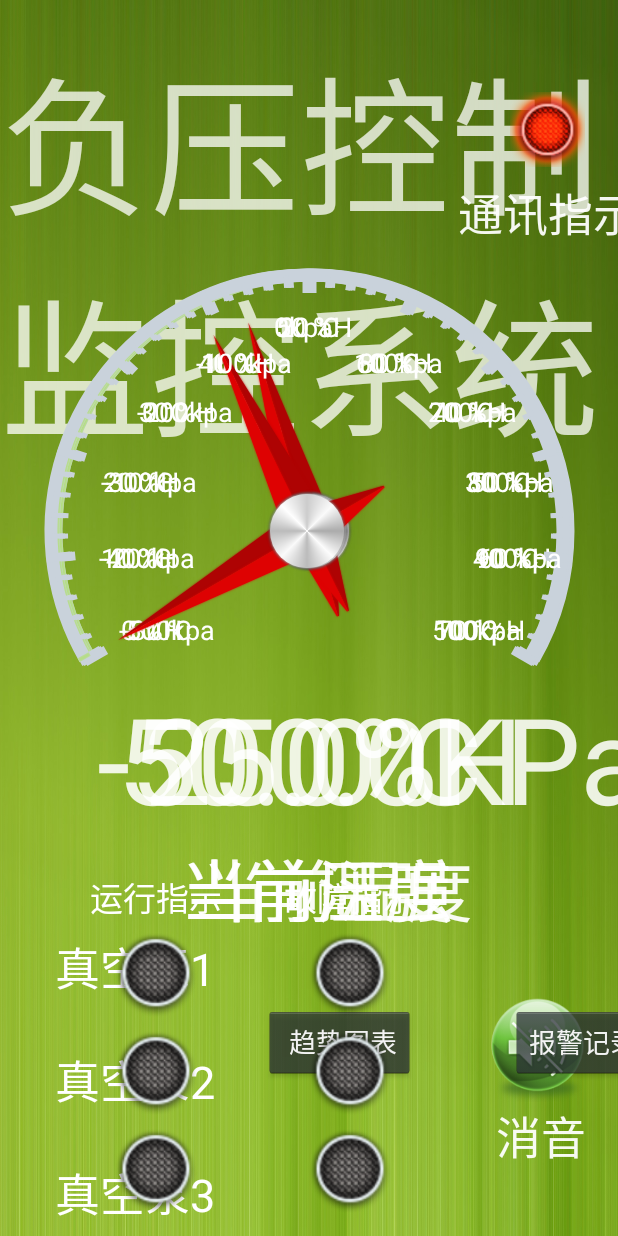
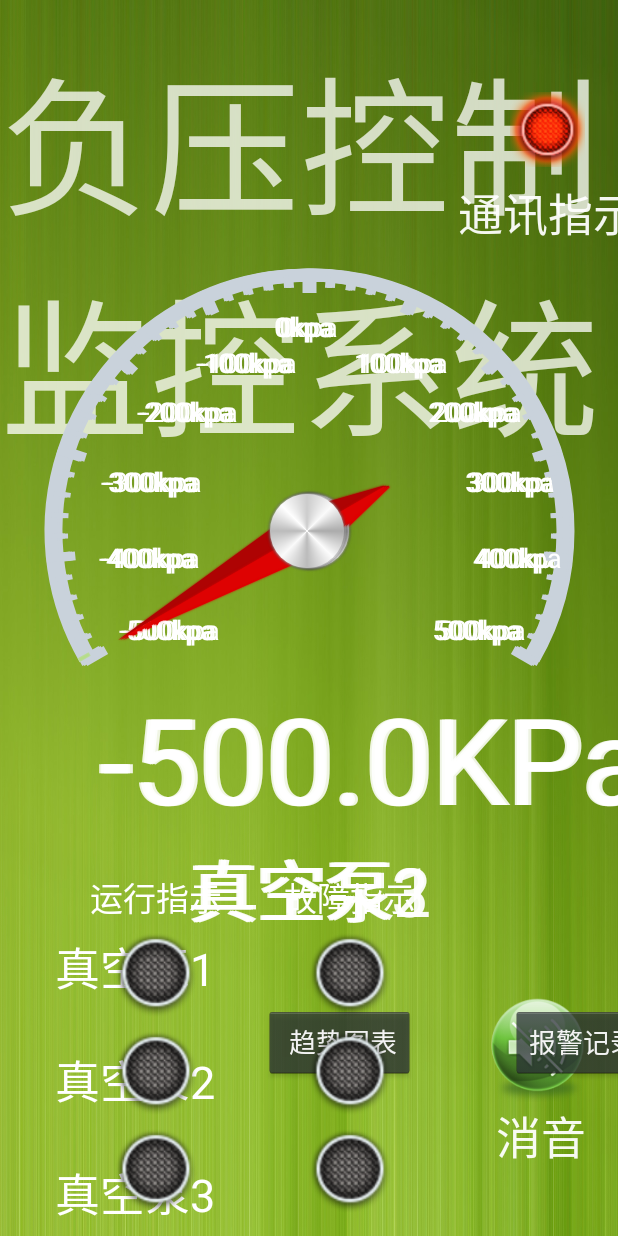
Before and after one commit to Krguang/AirCompressor, an Android app: the screen it shows after launch (MainActivity), on a phone screen of 412 x 824 dp. Run offline under Robolectric (Android 15) with nearby library versions, the phone set to English and light mode, and no system bars; 3 statements that could not run were skipped.

Commit message:
基本完成

```diff
--- a/app/src/main/java/com/yy/k/AirCompressor/MainActivity.java
+++ b/app/src/main/java/com/yy/k/AirCompressor/MainActivity.java
@@ -41,9 +41,15 @@ public class MainActivity extends AppCompatActivity {
     DashBoardView tempDisplay;
     DashBoardView humiDisplay;
     DashBoardView pressDisplay;
+
     TextView tvTempValue;
     TextView tvHumiValue;
     TextView tvPressValue;
+
+    TextView tvTempName;
+    TextView tvHumiName;
+    TextView tvPressName;
+
     TextView tvUintTitle;
     TextView tvBeng1;
     TextView tvBeng2;
@@ -140,9 +146,15 @@ public class MainActivity extends AppCompatActivity {
         pressDisplay = findViewById(R.id.press_display);
         bt_mute = findViewById(R.id.mute);
         bt_connectStatus = findViewById(R.id.connect_status);
+
         tvTempValue = findViewById(R.id.tv_temp_value);
         tvHumiValue = findViewById(R.id.tv_humi_value);
         tvPressValue = findViewById(R.id.tv_press_value);
+
+        tvTempName = findViewById(R.id.tv_temp_name);
+        tvHumiName = findViewById(R.id.tv_humi_name);
+        tvPressName = findViewById(R.id.tv_press_name);
+
         tvUintTitle = findViewById(R.id.uint_title);
         tvBeng1 = findViewById(R.id.beng1);
         tvBeng2 = findViewById(R.id.beng2);
@@ -156,9 +168,11 @@ public class MainActivity extends AppCompatActivity {
         bt_beng2error = findViewById(R.id.beng2error);
         bt_beng3error = findViewById(R.id.beng3error);
 
-        tempDisplayInit();
-        humiDisplayInit();
-        pressDisplayInit();
+
+
+        //tempDisplayInit();
+      //  humiDisplayInit();
+      //  pressDisplayInit();
 
         bt_mute.setOnClickListener(new View.OnClickListener() {
 
@@ -260,11 +274,18 @@ public class MainActivity extends AppCompatActivity {
             pressLimitTemp[i] = pressLowLimit + (pressUpperLimit-pressLowLimit)/10*i;
         }
 
-
         String[] pressFixedLevel={pressLimitTemp[0]+"kpa",pressLimitTemp[1]+"kpa",pressLimitTemp[2]+"kpa",pressLimitTemp[3]+"kpa",pressLimitTemp[4]+"kpa",pressLimitTemp[5]+"kpa",pressLimitTemp[6]+"kpa",pressLimitTemp[7]+"kpa",pressLimitTemp[8]+"kpa",pressLimitTemp[9]+"kpa",pressLimitTemp[10]+"kpa"};
         pressDisplay.setMark(" 当前压力");
         pressDisplay.setSpeedUint("kpa");
         pressDisplay.setFixedLevel(pressFixedLevel);
+
+        tempDisplay.setMark(" 当前压力");
+        tempDisplay.setSpeedUint("kpa");
+        tempDisplay.setFixedLevel(pressFixedLevel);
+
+        humiDisplay.setMark(" 当前压力");
+        humiDisplay.setSpeedUint("kpa");
+        humiDisplay.setFixedLevel(pressFixedLevel);
     }
 
     private void createPastData(){
@@ -365,7 +386,6 @@ public class MainActivity extends AppCompatActivity {
             }
 
             writeDataToShared();
-
         }
 
 
@@ -467,20 +487,51 @@ public class MainActivity extends AppCompatActivity {
 
     private void dataDispaly(){         //数据处理和显示
 
+        int getTempFromModbus = ModbusSlave.temperature;
+        int getHumiFromModbus = ModbusSlave.humidity;
+        int getPressFromModbus = ModbusSlave.pressure;
+
+        double doubleTempTemp = getTempFromModbus*(pressUpperLimit-pressLowLimit)/1000.0 + pressLowLimit;
+        double doubleHumiTemp = getHumiFromModbus*(pressUpperLimit-pressLowLimit)/1000.0 + pressLowLimit;
+        double doublePressTemp = getPressFromModbus*(pressUpperLimit-pressLowLimit)/1000.0 + pressLowLimit;
 
 
+        stringTempTemp = myformat.format(doubleTempTemp);
+        stringHumiTemp = myformat.format(doubleHumiTemp);
+        stringPressTemp = myformat.format(doublePressTemp);
 
+        tvTempValue.setText(stringTempTemp+"KPa");
+        tvHumiValue.setText(stringHumiTemp+"KPa");
+        tvPressValue.setText(stringPressTemp+"KPa");
+
+        tvTempValue.setTextColor(0xdfffffff);
+        tvHumiValue.setTextColor(0xdfffffff);
+        tvPressValue.setTextColor(0xdfffffff);
 
         int uintNum = sharedPreferencesSystemSet.getInt("机组选择",0);
-
         switch(uintNum){       //根据选择的机组显示对应的空压机或真空泵，并处理相应的运行及报警信号。
 
             case 0:
+
+                tvTempValue.setText(stringTempTemp+"KPa");
+                tvHumiValue.setText(stringHumiTemp+"KPa");
+                tvPressValue.setText(stringPressTemp+"KPa");
+
+                tvTempValue.setTextColor(0xdfffffff);
+                tvHumiValue.setTextColor(0xdfffffff);
+                tvPressValue.setTextColor(0xdfffffff);
 
                 tvUintTitle.setText("负压控制监控系统");
                 tvBeng1.setText("真空泵1");
                 tvBeng2.setText("真空泵2");
                 tvBeng3.setText("真空泵3");
+
+                tempDisplay.setAlpha(1);
+                pressDisplay.setAlpha(1);
+
+                tvTempName.setText("真空泵1");
+                tvHumiName.setText("真空泵2");
+                tvPressName.setText("真空泵3");
 
                 if (ModbusSlave.zhenKongBengYunXing1 == 1){
                     bt_beng1run.setBackgroundResource(R.drawable.connected);
@@ -519,6 +570,19 @@ public class MainActivity extends AppCompatActivity {
 
             case 1:
 
+                tvTempValue.setText("");
+                tvHumiValue.setText(stringHumiTemp+"KPa");
+                tvPressValue.setText("");
+
+                tvHumiValue.setTextColor(0xdfffffff);
+
+                tvTempName.setText("");
+                tvHumiName.setText("空压机");
+                tvPressName.setText("");
+
+                tempDisplay.setAlpha(0);
+                pressDisplay.setAlpha(0);
+
                 tvUintTitle.setText("空压机房监控系统");
                 tvBeng1.setText("空压机");
                 tvBeng2.setText("");
@@ -542,10 +606,26 @@ public class MainActivity extends AppCompatActivity {
 
             case 2:
 
+                tempDisplay.setAlpha(1);
+                pressDisplay.setAlpha(1);
+
+                tvTempValue.setText(stringTempTemp+"KPa");
+                tvHumiValue.setText(stringHumiTemp+"KPa");
+                tvPressValue.setText(stringPressTemp+"KPa");
+
+                tvTempValue.setTextColor(0xdfffffff);
+                tvHumiValue.setTextColor(0xdfffffff);
+                tvPressValue.setTextColor(0xdfffffff);
+
                 tvUintTitle.setText("牙科抽吸机监控系统");
                 tvBeng1.setText("真空泵1");
                 tvBeng2.setText("真空泵2");
                 tvBeng3.setText("");
+
+                tvTempName.setText("真空泵1");
+                tvHumiName.setText("真空泵2");
+                tvPressName.setText("真空泵3");
+
                 if (ModbusSlave.zhenKongBengYunXing1 == 1){
                     bt_beng1run.setBackgroundResource(R.drawable.connected);
                 }else {
@@ -575,10 +655,28 @@ public class MainActivity extends AppCompatActivity {
 
             case 3:
 
+
+                tvTempValue.setText("");
+                tvHumiValue.setText(stringHumiTemp+"KPa");
+                tvPressValue.setText("");
+
+                tvHumiValue.setTextColor(0xdfffffff);
+
+                tvTempName.setText("");
+                tvPressName.setText("");
+
+                tempDisplay.setAlpha(0);
+                pressDisplay.setAlpha(0);
+
                 tvUintTitle.setText("牙科空压机房监控系统");
                 tvBeng1.setText("空压机");
                 tvBeng2.setText("");
                 tvBeng3.setText("");
+
+                tvTempName.setText("");
+                tvHumiName.setText("空压机");
+                tvPressName.setText("");
+
                 if (ModbusSlave.kongYaJiYunXing == 1){
                     bt_beng1run.setBackgroundResource(R.drawable.connected);
                 }else {
@@ -598,39 +696,17 @@ public class MainActivity extends AppCompatActivity {
 
         }
 
-
-        int getTempFromModbus = ModbusSlave.temperature;
-        int getHumiFromModbus = ModbusSlave.humidity;
-        int getPressFromModbus = ModbusSlave.pressure;
-
-        double doubleTempTemp = getTempFromModbus/10.0;
-        double doubleHumiTemp = getHumiFromModbus/10.0;
-        double doublePressTemp = getPressFromModbus*(pressUpperLimit-pressLowLimit)/1000.0 + pressLowLimit;
-
-
-        stringTempTemp = myformat.format(doubleTempTemp);
-        stringHumiTemp = myformat.format(doubleHumiTemp);
-        stringPressTemp = myformat.format(doublePressTemp);
-
-        tvTempValue.setText(stringTempTemp+"℃");
-        tvHumiValue.setText(stringHumiTemp+"%H");
-        tvPressValue.setText(stringPressTemp+"KPa");
-
-        tvTempValue.setTextColor(0xdfffffff);
-        tvHumiValue.setTextColor(0xdfffffff);
-        tvPressValue.setTextColor(0xdfffffff);
-
-        tempDisplay.setSpeed(getTempFromModbus+300);
+        tempDisplay.setSpeed(getTempFromModbus);
         humiDisplay.setSpeed(getHumiFromModbus);
         pressDisplay.setSpeed(getPressFromModbus);
 
         alermFlag = !alermFlag;
         if (modbusSlave.getOverPressure() == 1){
             if (alermFlag){
-                tvPressValue.setText("");
+                tvHumiValue.setText("");
             }else{
-                tvPressValue.setText(stringPressTemp+"KPa");
-                tvPressValue.setTextColor(0xdfff0000);
+                tvHumiValue.setText(stringHumiTemp+"KPa");
+                tvHumiValue.setTextColor(0xdfff0000);
 
                 if (!muteFlag){
                     playSounds(1,1);
@@ -640,16 +716,15 @@ public class MainActivity extends AppCompatActivity {
 
         if (modbusSlave.getUnderPressure() == 1){
             if (alermFlag){
-                tvPressValue.setText("");
+                tvHumiValue.setText("");
             }else{
-                tvPressValue.setText(stringPressTemp+"KPa");
-                tvPressValue.setTextColor(0xDFFFFF00);
+                tvHumiValue.setText(stringHumiTemp+"KPa");
+                tvHumiValue.setTextColor(0xDFFFFF00);
                 if (!muteFlag){
                     playSounds(2,1);
                 }
             }
         }
-
     }
 
     private void playSounds(int sound, int number){
@@ -661,12 +736,12 @@ public class MainActivity extends AppCompatActivity {
 }
 
     private void pressDisplayInit() {
-        /*
+
         String[] pressFixedLevel={"-250 pa","-220 pa","-190 pa","-160 pa","-130 pa","-100 pa","-70 pa","-40 pa","-10 pa","20 pa","50 pa"};
         pressDisplay.setMark(" 当前压力");
         pressDisplay.setSpeedUint("pa");
         pressDisplay.setFixedLevel(pressFixedLevel);
-        */
+
     }
 
     private  void tempDisplayInit(){
--- a/app/src/main/java/com/yy/k/AirCompressor/ModbusSlave.java
+++ b/app/src/main/java/com/yy/k/AirCompressor/ModbusSlave.java
@@ -27,8 +27,8 @@ public class ModbusSlave extends Thread{
 
     private int jiZuStartStop = 0;
 
-    public static int temperature = 250;
-    public static int humidity = 500;
+    public static int temperature = 0;
+    public static int humidity = 0;
     public static int pressure = 0;
 
 
@@ -276,8 +276,6 @@ public class ModbusSlave extends Thread{
         zhenKongBengGuZhang1 = (localArray[11]>>1)&1;
         zhenKongBengGuZhang2 = (localArray[11]>>2)&1;
         zhenKongBengGuZhang3 = (localArray[11]>>3)&1;
-
-
     }
 
     public void setSLAV_addr(int SLAV_addr) {
--- a/app/src/main/res/layout/activity_main.xml
+++ b/app/src/main/res/layout/activity_main.xml
@@ -76,7 +76,7 @@
         android:id="@+id/tv_temp_value"
         android:layout_width="wrap_content"
         android:layout_height="wrap_content"
-        android:layout_marginLeft="88dp"
+        android:layout_marginLeft="60dp"
         android:text="00.0 ℃"
         android:textColor="#c0FFFFFF"
         android:textSize="80sp"
@@ -84,10 +84,11 @@
         app:layout_constraintLeft_toLeftOf="@+id/temp_display" />
 
     <TextView
+        android:id="@+id/tv_temp_name"
         android:layout_width="wrap_content"
         android:layout_height="wrap_content"
-        android:layout_marginLeft="24dp"
-        android:text="当前温度"
+        android:layout_marginLeft="60dp"
+        android:text="真空泵1"
         android:textColor="#f0ffffff"
         android:textSize="45sp"
         app:layout_constraintLeft_toLeftOf="@+id/tv_temp_value"
@@ -97,7 +98,7 @@
         android:id="@+id/tv_humi_value"
         android:layout_width="wrap_content"
         android:layout_height="wrap_content"
-        android:layout_marginLeft="72dp"
+        android:layout_marginLeft="60dp"
         android:text="00.0 %RH"
         android:textColor="#c0FFFFFF"
         android:textSize="80sp"
@@ -105,10 +106,11 @@
         app:layout_constraintLeft_toLeftOf="@+id/humi_display" />
 
     <TextView
+        android:id="@+id/tv_humi_name"
         android:layout_width="wrap_content"
         android:layout_height="wrap_content"
-        android:layout_marginLeft="56dp"
-        android:text="当前湿度"
+        android:layout_marginLeft="60dp"
+        android:text="真空泵2"
         android:textColor="#f0ffffff"
         android:textSize="45sp"
         app:layout_constraintLeft_toLeftOf="@+id/tv_humi_value"
@@ -126,10 +128,11 @@
         app:layout_constraintLeft_toLeftOf="@+id/press_display" />
 
     <TextView
+        android:id="@+id/tv_press_name"
         android:layout_width="wrap_content"
         android:layout_height="wrap_content"
-        android:layout_marginLeft="56dp"
-        android:text="当前压强"
+        android:layout_marginLeft="60dp"
+        android:text="真空泵3"
         android:textColor="#f0ffffff"
         android:textSize="45sp"
         app:layout_constraintLeft_toLeftOf="@+id/tv_press_value"
--- a/app/src/main/res/layout/line_chart.xml
+++ b/app/src/main/res/layout/line_chart.xml
@@ -32,7 +32,7 @@
         android:layout_marginEnd="8dp"
         android:layout_marginStart="8dp"
         android:layout_marginTop="8dp"
-        android:text="温度/湿度/压差趋势"
+        android:text="压差趋势"
         android:textColor="#ffffffff"
         android:textSize="45dp"
         app:layout_constraintBottom_toBottomOf="parent"
--- a/app/src/main/res/layout/past_record.xml
+++ b/app/src/main/res/layout/past_record.xml
@@ -79,7 +79,7 @@
         android:layout_marginEnd="8dp"
         android:layout_marginStart="8dp"
         android:layout_marginTop="8dp"
-        android:text="温度(℃)"
+        android:text="压差1(KPa)"
         android:textAppearance="@style/TextAppearance.AppCompat.Large"
         app:layout_constraintBottom_toTopOf="@+id/lv_past_record"
         app:layout_constraintEnd_toEndOf="parent"
@@ -95,7 +95,7 @@
         android:layout_marginEnd="8dp"
         android:layout_marginStart="8dp"
         android:layout_marginTop="8dp"
-        android:text="湿度(RH)"
+        android:text="压差2(KPa)"
         android:textAppearance="@style/TextAppearance.AppCompat.Large"
         app:layout_constraintBottom_toTopOf="@+id/lv_past_record"
         app:layout_constraintEnd_toEndOf="parent"
@@ -111,7 +111,7 @@
         android:layout_marginEnd="8dp"
         android:layout_marginStart="8dp"
         android:layout_marginTop="8dp"
-        android:text="压差(KPa)"
+        android:text="压差3(KPa)"
         android:textAppearance="@style/TextAppearance.AppCompat.Large"
         app:layout_constraintBottom_toTopOf="@+id/lv_past_record"
         app:layout_constraintEnd_toEndOf="parent"
```
Also changed, not shown: app/src/main/java/com/yy/k/AirCompressor/TrendLineChart.java (+7 -16 lines).
